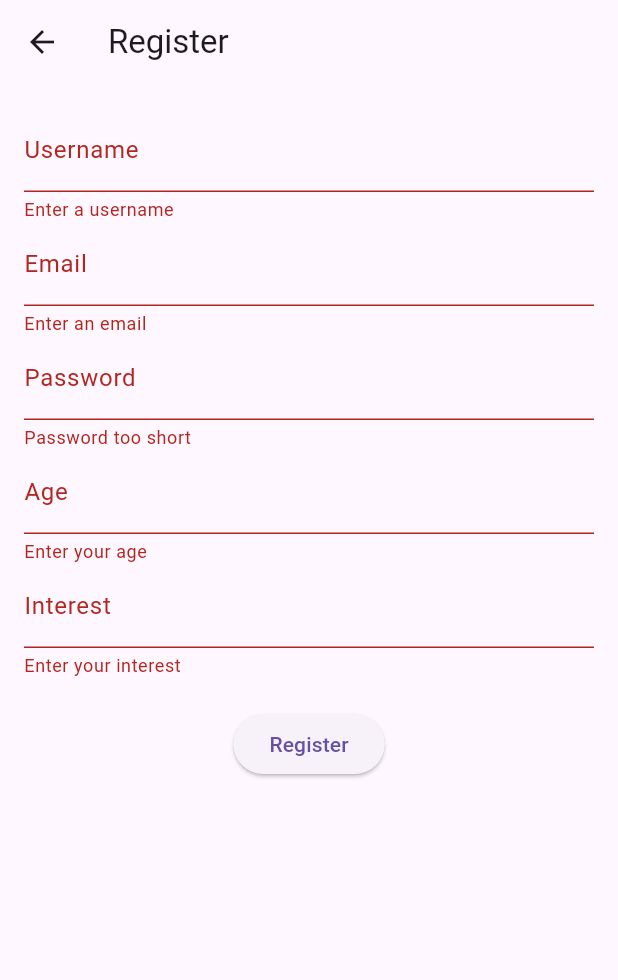
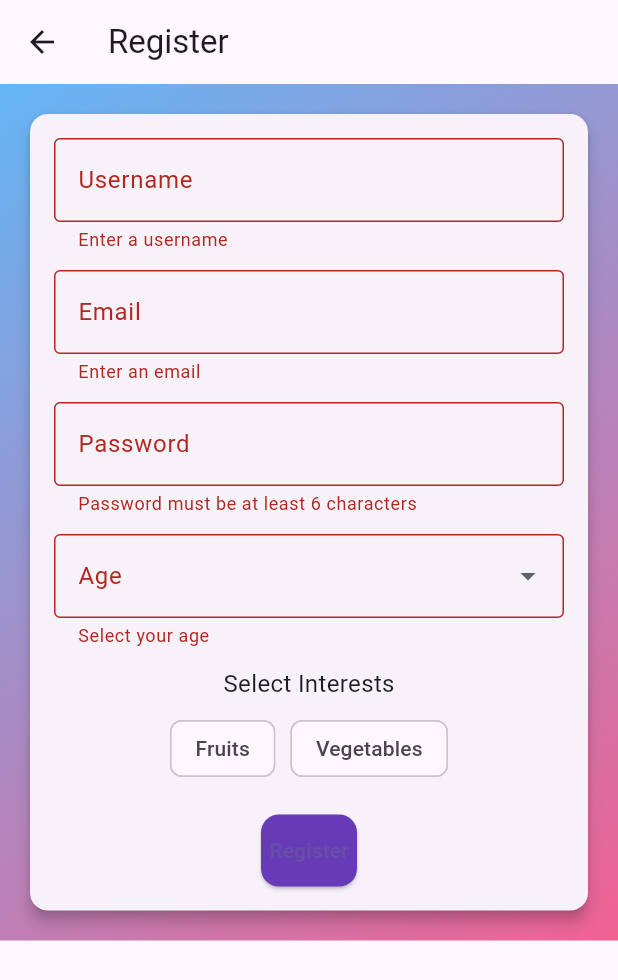
Before and after one commit to Smritik2002/Grocery_App, a Flutter app: the RegisterPage screen opened directly, after a tap on "Register", on a phone screen of 412 x 824 dp. Shown: the top 980 px of the screen. Run offline on Flutter 3.47's test engine with Material 3 defaults, Android fonts, the phone set to English and light mode, and no system bars; our stand-ins replace flutter_rating_bar, shared_preferences; accounts and stored records are empty.

Commit message:
procdution cxode

```diff
--- a/lib/screens/register.dart
+++ b/lib/screens/register.dart
@@ -12,7 +12,7 @@ class _RegisterPageState extends State<RegisterPage> {
   final TextEditingController emailController = TextEditingController();
   final TextEditingController passwordController = TextEditingController();
   final TextEditingController ageController = TextEditingController();
-  final TextEditingController interestController = TextEditingController();
+  List<String> selectedInterests = [];
   bool isLoading = false;
 
   Future<void> _register() async {
@@ -23,8 +23,8 @@ class _RegisterPageState extends State<RegisterPage> {
           usernameController.text,
           emailController.text,
           passwordController.text,
-          int.parse(ageController.text),  // Convert age to int
-          interestController.text,
+          int.parse(ageController.text), // Convert age to int
+          selectedInterests.join(", "), // Join selected interests with a comma
         );
 
         ScaffoldMessenger.of(context).showSnackBar(const SnackBar(
@@ -45,49 +45,142 @@ class _RegisterPageState extends State<RegisterPage> {
   Widget build(BuildContext context) {
     return Scaffold(
       appBar: AppBar(title: const Text("Register")),
-      body: Padding(
+      body: Container(
+        decoration: BoxDecoration(
+          gradient: LinearGradient(
+            colors: [Colors.blue.shade300, Colors.pink.shade300],
+            begin: Alignment.topLeft,
+            end: Alignment.bottomRight,
+          ),
+        ),
+        child: Padding(
           padding: const EdgeInsets.all(16.0),
-        child: Form(
+          child: isLoading
+              ? Center(child: CircularProgressIndicator())
+              : Form(
                   key: _formKey,
+                  child: SingleChildScrollView(
+                    child: Column(
+                      crossAxisAlignment: CrossAxisAlignment.start,
+                      children: [
+                        Card(
+                          elevation: 4.0,
+                          shape: RoundedRectangleBorder(
+                            borderRadius: BorderRadius.circular(12),
+                          ),
+                          child: Padding(
+                            padding: const EdgeInsets.all(16.0),
                             child: Column(
                               children: [
                                 TextFormField(
                                   controller: usernameController,
-                decoration: const InputDecoration(labelText: "Username"),
-                validator: (value) => value!.isEmpty ? "Enter a username" : null,
+                                  decoration: const InputDecoration(
+                                    labelText: "Username",
+                                    border: OutlineInputBorder(),
                                   ),
+                                  validator: (value) => value!.isEmpty
+                                      ? "Enter a username"
+                                      : null,
+                                ),
+                                const SizedBox(height: 12),
                                 TextFormField(
                                   controller: emailController,
-                decoration: const InputDecoration(labelText: "Email"),
-                validator: (value) => value!.isEmpty ? "Enter an email" : null,
+                                  decoration: const InputDecoration(
+                                    labelText: "Email",
+                                    border: OutlineInputBorder(),
                                   ),
+                                  validator: (value) => value!.isEmpty
+                                      ? "Enter an email"
+                                      : null,
+                                ),
+                                const SizedBox(height: 12),
                                 TextFormField(
                                   controller: passwordController,
-                decoration: const InputDecoration(labelText: "Password"),
+                                  decoration: const InputDecoration(
+                                    labelText: "Password",
+                                    border: OutlineInputBorder(),
+                                  ),
                                   obscureText: true,
-                validator: (value) => value!.length < 6 ? "Password too short" : null,
+                                  validator: (value) => value!.length < 6
+                                      ? "Password must be at least 6 characters"
+                                      : null,
                                 ),
-              TextFormField(
-                controller: ageController,
-                decoration: const InputDecoration(labelText: "Age"),
-                keyboardType: TextInputType.number,
-                validator: (value) =>
-                    value!.isEmpty ? "Enter your age" : null,
+                                const SizedBox(height: 12),
+                                DropdownButtonFormField<int>(
+                                  decoration: const InputDecoration(
+                                    labelText: "Age",
+                                    border: OutlineInputBorder(),
                                   ),
-              TextFormField(
-                controller: interestController,
-                decoration: const InputDecoration(labelText: "Interest"),
-                validator: (value) =>
-                    value!.isEmpty ? "Enter your interest" : null,
+                                  items: List.generate(
+                                    100,
+                                        (index) => DropdownMenuItem<int>(
+                                      value: index + 18,
+                                      child: Text((index + 18).toString()),
+                                    ),
+                                  ),
+                                  onChanged: (value) {
+                                    setState(() {
+                                      ageController.text = value.toString();
+                                    });
+                                  },
+                                  validator: (value) => value == null
+                                      ? "Select your age"
+                                      : null,
+                                ),
+                                const SizedBox(height: 12),
+                                Text("Select Interests", style: TextStyle(fontSize: 16)),
+                                const SizedBox(height: 8),
+                                Wrap(
+                                  spacing: 10,
+                                  children: [
+                                    ChoiceChip(
+                                      label: Text("Fruits"),
+                                      selected: selectedInterests.contains("Fruits"),
+                                      onSelected: (selected) {
+                                        setState(() {
+                                          if (selected) {
+                                            selectedInterests.add("Fruits");
+                                          } else {
+                                            selectedInterests.remove("Fruits");
+                                          }
+                                        });
+                                      },
+                                    ),
+                                    ChoiceChip(
+                                      label: Text("Vegetables"),
+                                      selected: selectedInterests.contains("Vegetables"),
+                                      onSelected: (selected) {
+                                        setState(() {
+                                          if (selected) {
+                                            selectedInterests.add("Vegetables");
+                                          } else {
+                                            selectedInterests.remove("Vegetables");
+                                          }
+                                        });
+                                      },
+                                    ),
+                                  ],
                                 ),
                                 const SizedBox(height: 20),
-              isLoading
-                  ? const CircularProgressIndicator()
-                  : ElevatedButton(
+                                ElevatedButton(
                                   onPressed: _register,
                                   child: const Text("Register"),
+                                  style: ButtonStyle(
+                                    backgroundColor: MaterialStateProperty.all(Colors.deepPurple),
+                                    padding: MaterialStateProperty.all(
+                                        const EdgeInsets.symmetric(vertical: 14.0)),
+                                    shape: MaterialStateProperty.all(RoundedRectangleBorder(
+                                      borderRadius: BorderRadius.circular(12),
+                                    )),
+                                  ),
                                 ),
                               ],
+                            ),
+                          ),
+                        ),
+                      ],
+                    ),
+                  ),
                 ),
         ),
       ),
```
Also changed, not shown: 4 other files. Lines whose indentation alone changed are shown as unchanged.
